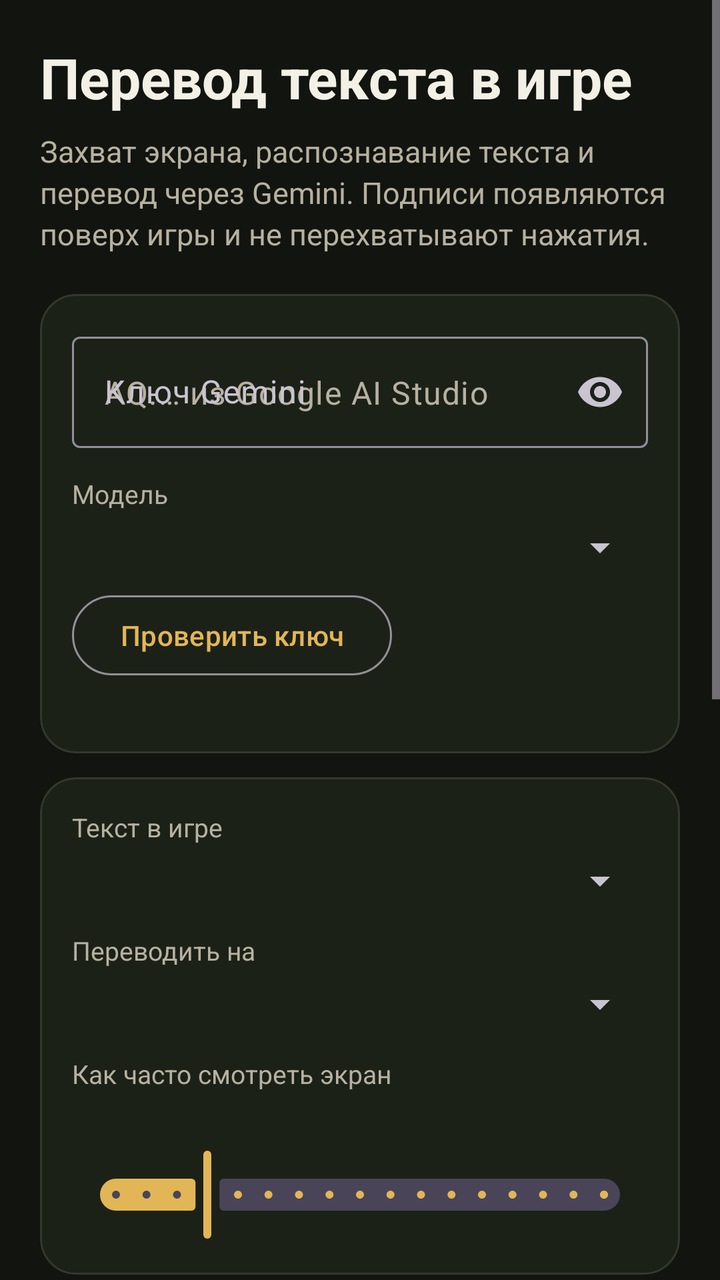
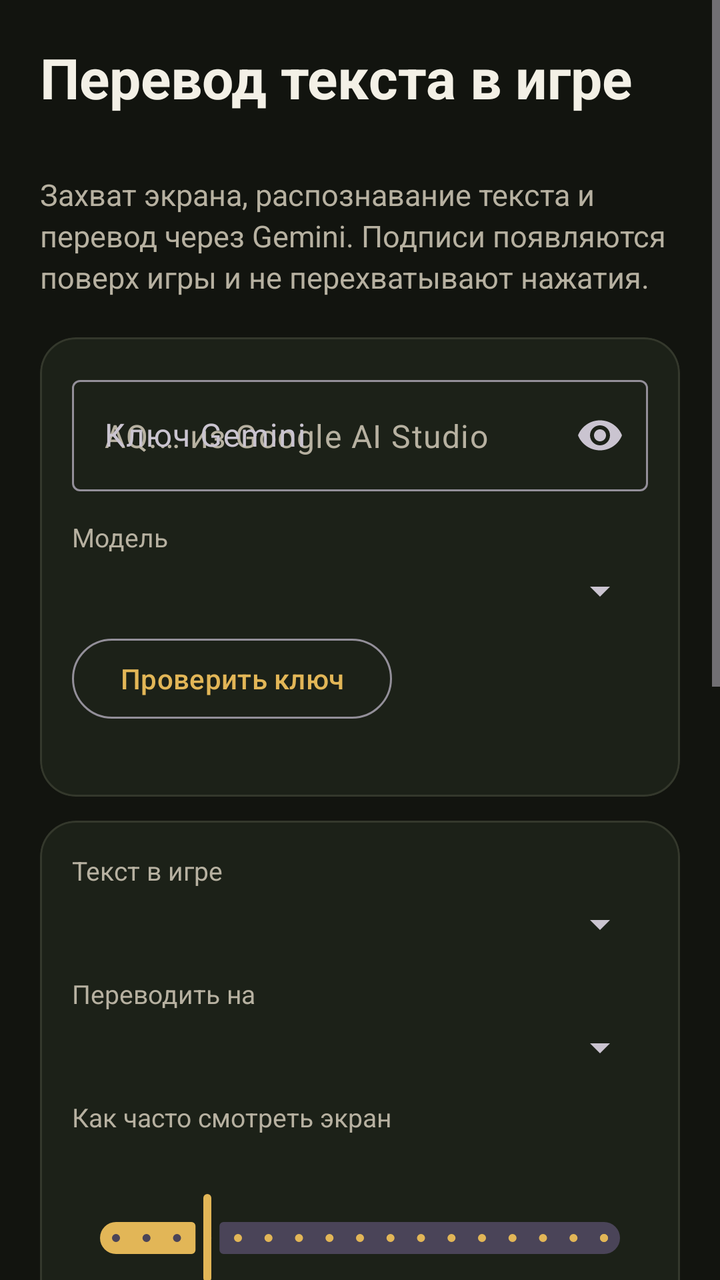

Two renders of the same Android screen: before a commit and after it. Below are the layout's source before the change and the commit's diff.
<!-- AndroidManifest.xml: application theme Theme.GameTranslate -->
<!-- res/layout/activity_main.xml -->
<?xml version="1.0" encoding="utf-8"?>
<ScrollView xmlns:android="http://schemas.android.com/apk/res/android"
    xmlns:app="http://schemas.android.com/apk/res-auto"
    android:layout_width="match_parent"
    android:layout_height="match_parent"
    android:fillViewport="true">

    <LinearLayout
        android:layout_width="match_parent"
        android:layout_height="wrap_content"
        android:orientation="vertical"
        android:padding="20dp">

        <TextView
            android:layout_width="match_parent"
            android:layout_height="wrap_content"
            android:text="@string/title"
            android:textColor="@color/text"
            android:textSize="28sp"
            android:textStyle="bold" />

        <TextView
            android:layout_width="match_parent"
            android:layout_height="wrap_content"
            android:layout_marginTop="8dp"
            android:lineSpacingExtra="3dp"
            android:text="@string/subtitle"
            android:textColor="@color/muted"
            android:textSize="15sp" />

        <com.google.android.material.card.MaterialCardView
            android:layout_width="match_parent"
            android:layout_height="wrap_content"
            android:layout_marginTop="20dp"
            app:cardBackgroundColor="@color/surface"
            app:cardCornerRadius="18dp"
            app:strokeColor="@color/line"
            app:strokeWidth="1dp">

            <LinearLayout
                android:layout_width="match_parent"
                android:layout_height="wrap_content"
                android:orientation="vertical"
                android:padding="16dp">

                <com.google.android.material.textfield.TextInputLayout
                    android:layout_width="match_parent"
                    android:layout_height="wrap_content"
                    android:hint="@string/key_label"
                    app:endIconMode="password_toggle">

                    <com.google.android.material.textfield.TextInputEditText
                        android:id="@+id/apiKey"
                        android:layout_width="match_parent"
                        android:layout_height="wrap_content"
                        android:hint="@string/key_hint"
                        android:importantForAutofill="no"
                        android:inputType="textPassword" />
                </com.google.android.material.textfield.TextInputLayout>

                <TextView
                    style="@style/SectionLabel"
                    android:layout_width="match_parent"
                    android:layout_height="wrap_content"
                    android:layout_marginTop="14dp"
                    android:text="@string/model_label" />

                <Spinner
                    android:id="@+id/modelSpinner"
                    android:layout_width="match_parent"
                    android:layout_height="wrap_content" />

                <com.google.android.material.button.MaterialButton
                    android:id="@+id/testButton"
                    style="@style/Widget.Material3.Button.OutlinedButton"
                    android:layout_width="wrap_content"
                    android:layout_height="wrap_content"
                    android:layout_marginTop="8dp"
                    android:text="@string/test_key" />

                <TextView
                    android:id="@+id/testResult"
                    android:layout_width="match_parent"
                    android:layout_height="wrap_content"
                    android:textColor="@color/text"
                    android:textSize="14sp" />
            </LinearLayout>
        </com.google.android.material.card.MaterialCardView>

        <com.google.android.material.card.MaterialCardView
            android:layout_width="match_parent"
            android:layout_height="wrap_content"
            android:layout_marginTop="12dp"
            app:cardBackgroundColor="@color/surface"
            app:cardCornerRadius="18dp"
            app:strokeColor="@color/line"
            app:strokeWidth="1dp">

            <LinearLayout
                android:layout_width="match_parent"
                android:layout_height="wrap_content"
                android:orientation="vertical"
                android:padding="16dp">

                <TextView
                    style="@style/SectionLabel"
                    android:layout_width="match_parent"
                    android:layout_height="wrap_content"
                    android:text="@string/script_label" />

                <Spinner
                    android:id="@+id/scriptSpinner"
                    android:layout_width="match_parent"
                    android:layout_height="wrap_content" />

                <TextView
                    style="@style/SectionLabel"
                    android:layout_width="match_parent"
                    android:layout_height="wrap_content"
                    android:layout_marginTop="14dp"
                    android:text="@string/target_label" />

                <Spinner
                    android:id="@+id/targetSpinner"
                    android:layout_width="match_parent"
                    android:layout_height="wrap_content" />

                <TextView
                    style="@style/SectionLabel"
                    android:layout_width="match_parent"
                    android:layout_height="wrap_content"
                    android:layout_marginTop="14dp"
                    android:text="@string/interval_label" />

                <TextView
                    android:id="@+id/intervalValue"
                    android:layout_width="match_parent"
                    android:layout_height="wrap_content"
                    android:textColor="@color/amber"
                    android:textSize="16sp" />

                <com.google.android.material.slider.Slider
                    android:id="@+id/intervalSlider"
                    android:layout_width="match_parent"
                    android:layout_height="wrap_content"
                    android:stepSize="100"
                    android:value="700"
                    android:valueFrom="400"
                    android:valueTo="2000" />
            </LinearLayout>
        </com.google.android.material.card.MaterialCardView>

        <com.google.android.material.card.MaterialCardView
            android:layout_width="match_parent"
            android:layout_height="wrap_content"
            android:layout_marginTop="12dp"
            app:cardBackgroundColor="@color/surface"
            app:cardCornerRadius="18dp"
            app:strokeColor="@color/line"
            app:strokeWidth="1dp">

            <LinearLayout
                android:layout_width="match_parent"
                android:layout_height="wrap_content"
                android:orientation="vertical"
                android:padding="16dp">

                <TextView
                    style="@style/SectionLabel"
                    android:layout_width="match_parent"
                    android:layout_height="wrap_content"
                    android:text="@string/region_label" />

                <TextView
                    android:id="@+id/regionValue"
                    android:layout_width="match_parent"
                    android:layout_height="wrap_content"
                    android:text="@string/region_full"
                    android:textColor="@color/text"
                    android:textSize="16sp" />

                <com.google.android.material.button.MaterialButton
                    android:id="@+id/regionButton"
                    style="@style/Widget.Material3.Button.OutlinedButton"
                    android:layout_width="wrap_content"
                    android:layout_height="wrap_content"
                    android:layout_marginTop="8dp"
                    android:text="@string/region_button" />

                <com.google.android.material.materialswitch.MaterialSwitch
                    android:id="@+id/showOriginal"
                    android:layout_width="match_parent"
                    android:layout_height="wrap_content"
                    android:layout_marginTop="8dp"
                    android:text="@string/show_original" />
            </LinearLayout>
        </com.google.android.material.card.MaterialCardView>

        <com.google.android.material.button.MaterialButton
            android:id="@+id/startButton"
            android:layout_width="match_parent"
            android:layout_height="wrap_content"
            android:layout_marginTop="18dp"
            android:text="@string/start" />

        <com.google.android.material.button.MaterialButton
            android:id="@+id/stopButton"
            style="@style/Widget.Material3.Button.OutlinedButton"
            android:layout_width="match_parent"
            android:layout_height="wrap_content"
            android:enabled="false"
            android:text="@string/stop" />

        <TextView
            android:id="@+id/statusText"
            android:layout_width="match_parent"
            android:layout_height="wrap_content"
            android:layout_marginTop="8dp"
            android:text="@string/status_idle"
            android:textColor="@color/amber"
            android:textSize="15sp" />

        <TextView
            android:layout_width="match_parent"
            android:layout_height="wrap_content"
            android:layout_marginTop="16dp"
            android:lineSpacingExtra="3dp"
            android:text="@string/help"
            android:textColor="@color/muted"
            android:textSize="14sp" />
    </LinearLayout>
</ScrollView>
<!-- resources referenced by this layout -->
<resources>
  <color name="amber">#E2B657</color>
  <color name="line">#34382C</color>
  <color name="muted">#B7B1A1</color>
  <color name="surface">#1C2118</color>
  <color name="text">#F3F0E6</color>
  <string name="help">Откройте игру после старта. Новый текст уходит в Gemini один раз и дальше берётся из памяти, поэтому повторные реплики появляются сразу. Для диалогов обведите только субтитры: так распознавание быстрее и точнее. Часть игр запрещает снимок экрана — тогда кадр будет чёрным. Ключ хранится только на этом телефоне.</string>
  <string name="interval_label">Как часто смотреть экран</string>
  <string name="key_hint">AQ.… из Google AI Studio</string>
  <string name="key_label">Ключ Gemini</string>
  <string name="model_label">Модель</string>
  <string name="region_button">Выбрать область</string>
  <string name="region_full">Весь экран</string>
  <string name="region_label">Область</string>
  <string name="script_label">Текст в игре</string>
  <string name="show_original">Показывать оригинал над переводом</string>
  <string name="start">Начать перевод</string>
  <string name="status_idle">Ожидание</string>
  <string name="stop">Стоп</string>
  <string name="subtitle">Захват экрана, распознавание текста и перевод через Gemini. Подписи появляются поверх игры и не перехватывают нажатия.</string>
  <string name="target_label">Переводить на</string>
  <string name="test_key">Проверить ключ</string>
  <string name="title">Перевод текста в игре</string>
  <style name="SectionLabel">
          <item name="android:textColor">@color/muted</item>
          <item name="android:textSize">13sp</item>
          <item name="android:paddingBottom">6dp</item>
      </style>
  <style name="Theme.GameTranslate" parent="Theme.Material3.Dark.NoActionBar">
          <item name="colorPrimary">@color/amber</item>
          <item name="colorOnPrimary">@color/on_amber</item>
          <item name="colorSecondary">@color/amber</item>
          <item name="colorSurface">@color/surface</item>
          <item name="android:statusBarColor">@color/ink</item>
          <item name="android:navigationBarColor">@color/ink</item>
          <item name="android:windowBackground">@color/ink</item>
          <item name="android:textColor">@color/text</item>
          <item name="android:textColorHint">@color/muted</item>
      </style>
  <color name="on_amber">#1A1408</color>
  <color name="ink">#12140F</color>
</resources>

<!-- the commit's change to res/layout/activity_main.xml (unified diff, before → after) -->
@@ -18,6 +18,14 @@
             android:textColor="@color/text"
             android:textSize="28sp"
             android:textStyle="bold" />
+
+        <TextView
+            android:id="@+id/versionText"
+            android:layout_width="match_parent"
+            android:layout_height="wrap_content"
+            android:layout_marginTop="4dp"
+            android:textColor="@color/amber"
+            android:textSize="13sp" />
 
         <TextView
             android:layout_width="match_parent"
